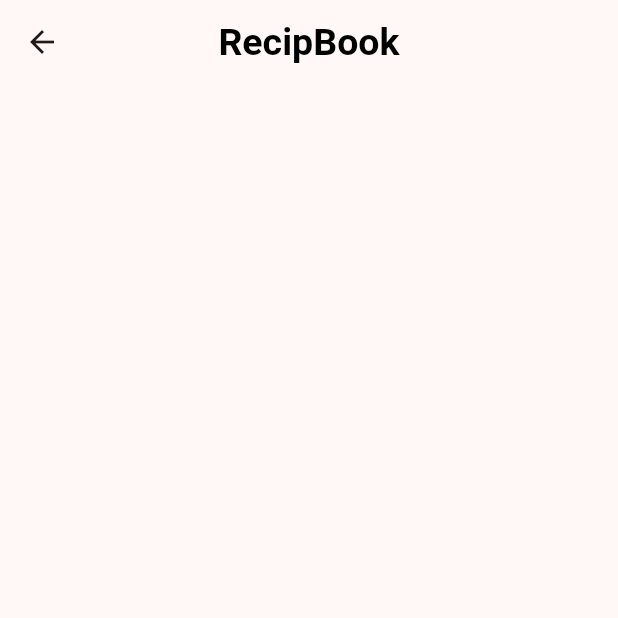
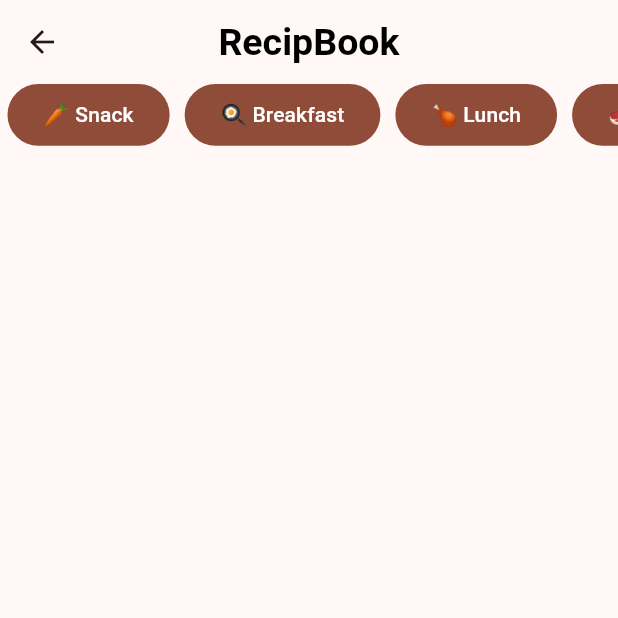
Before and after one commit to jamydevelop/Flutter-Android-Recipes-App, a Flutter app: the HomePage screen opened by its route, on a phone screen of 412 x 824 dp, the top half of it. Run offline on Flutter 3.47's test engine with Material 3 defaults, Android fonts, the phone set to English and light mode, and no system bars; our stand-ins replace dio; missing offline and left inert: status_alert; accounts and stored records are empty.

Commit message:
Added other button for category

```diff
--- a/recipes_app/lib/pages/home_page.dart
+++ b/recipes_app/lib/pages/home_page.dart
@@ -22,6 +22,51 @@ class _HomePageState extends State<HomePage> {
   }
 
   Widget _buildUI() {
-    return Container();
+    return Container(
+      child: Column(
+        children: [
+          _recipeTypeButtons(),
+        ],
+      ),
+    );
+  }
+
+  Widget _recipeTypeButtons() {
+    return SizedBox(
+      height: MediaQuery.sizeOf(context).height * 0.05,
+      child: ListView(
+        scrollDirection: Axis.horizontal,
+        children: [
+          Padding(
+            padding: const EdgeInsets.symmetric(horizontal: 5.0),
+            child: FilledButton(
+              onPressed: () {},
+              child: const Text('🥕 Snack'),
+            ),
+          ),
+          Padding(
+            padding: const EdgeInsets.symmetric(horizontal: 5.0),
+            child: FilledButton(
+              onPressed: () {},
+              child: const Text('🍳 Breakfast'),
+            ),
+          ),
+          Padding(
+            padding: const EdgeInsets.symmetric(horizontal: 5.0),
+            child: FilledButton(
+              onPressed: () {},
+              child: const Text('🍗 Lunch'),
+            ),
+          ),
+          Padding(
+            padding: const EdgeInsets.symmetric(horizontal: 5.0),
+            child: FilledButton(
+              onPressed: () {},
+              child: const Text('🥩 Dinner'),
+            ),
+          ),
+        ],
+      ),
+    );
   }
 }
```
